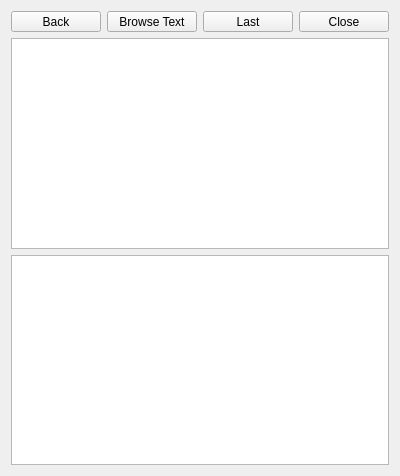
Qt form dlgmainnotes.ui (ic005k/Knot-Legacy) before a commit.
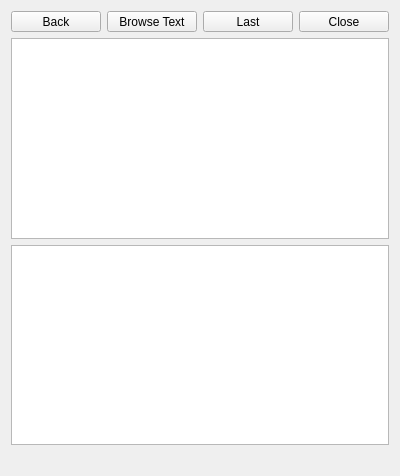
The same form after that commit. Icons and pictures are not drawn.

```diff
--- a/dlgmainnotes.ui
+++ b/dlgmainnotes.ui
@@ -140,6 +140,19 @@
      </item>
     </layout>
    </item>
+   <item row="3" column="0">
+    <widget class="QLabel" name="lblInfo">
+     <property name="text">
+      <string/>
+     </property>
+    </widget>
+   </item>
+   <item row="1" column="0">
+    <widget class="QTextEdit" name="textEdit"/>
+   </item>
+   <item row="2" column="0">
+    <widget class="QTextBrowser" name="textBrowser"/>
+   </item>
   </layout>
  </widget>
  <resources>
```
Left out of the diff: 6 changed lines with no effect on the pictures.
